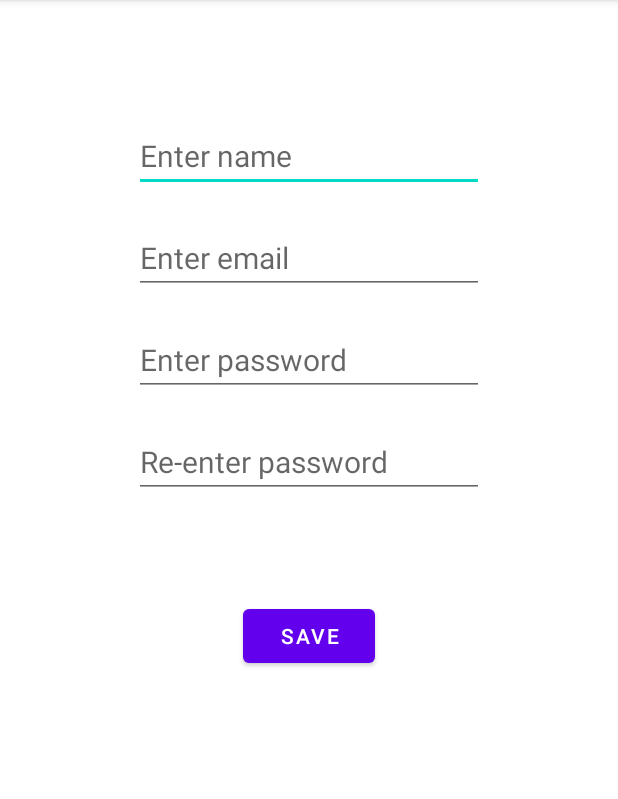
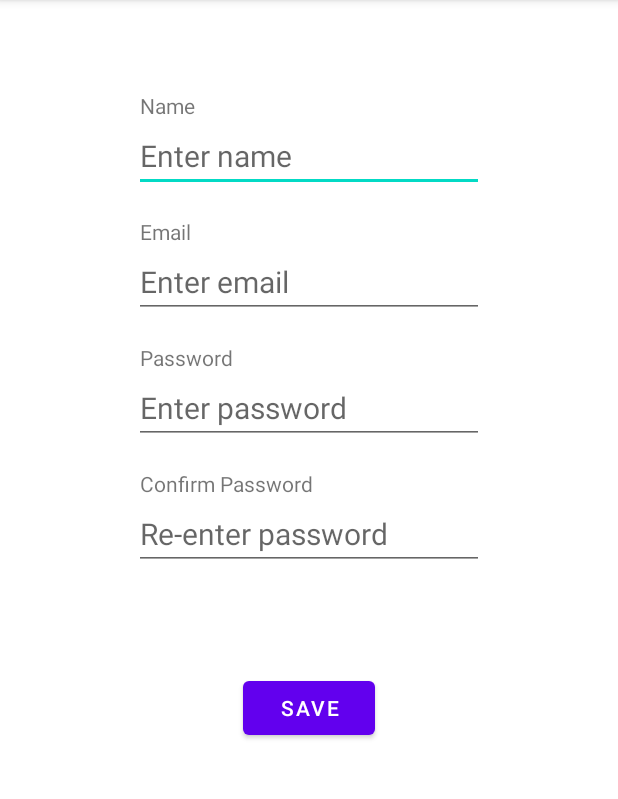
Before and after one commit to leo6liu/TU-CIS-3515-Assignment-02, an Android app: the screen it shows after launch (FormActivity), on a phone screen of 412 x 824 dp, the part 84-883 px from its top. Run offline under Robolectric (Android 15) with nearby library versions, the phone set to English and light mode, and no system bars.

Commit message:
improved form interface w/ field titles

```diff
--- a/app/src/main/res/layout/activity_main.xml
+++ b/app/src/main/res/layout/activity_main.xml
@@ -5,6 +5,15 @@
     android:layout_width="match_parent"
     android:layout_height="match_parent"
     tools:context=".FormActivity">
+
+    <TextView
+        android:id="@+id/textViewName"
+        android:layout_width="wrap_content"
+        android:layout_height="wrap_content"
+        android:layout_marginStart="4dp"
+        android:text="@string/name_title"
+        app:layout_constraintBottom_toTopOf="@+id/editTextName"
+        app:layout_constraintStart_toStartOf="@+id/editTextName" />
 
     <EditText
         android:id="@+id/editTextName"
@@ -17,57 +26,91 @@
         android:textSize="20sp"
         app:layout_constraintEnd_toEndOf="parent"
         app:layout_constraintStart_toStartOf="parent"
-        app:layout_constraintTop_toTopOf="parent" />
+        app:layout_constraintTop_toTopOf="parent"
+        tools:ignore="TextContrastCheck"
+        android:importantForAutofill="no" />
+
+    <TextView
+        android:id="@+id/textViewEmail"
+        android:layout_width="wrap_content"
+        android:layout_height="wrap_content"
+        android:layout_marginStart="4dp"
+        android:text="@string/email_title"
+        app:layout_constraintBottom_toTopOf="@+id/editTextEmailAddress"
+        app:layout_constraintStart_toStartOf="@+id/editTextEmailAddress" />
 
     <EditText
         android:id="@+id/editTextEmailAddress"
         android:layout_width="wrap_content"
         android:layout_height="wrap_content"
-        android:layout_marginTop="20dp"
+        android:layout_marginTop="36dp"
         android:ems="10"
         android:hint="@string/email_hint"
         android:inputType="textEmailAddress"
         android:textSize="20sp"
         app:layout_constraintEnd_toEndOf="parent"
         app:layout_constraintStart_toStartOf="parent"
-        app:layout_constraintTop_toBottomOf="@+id/editTextName" />
+        app:layout_constraintTop_toBottomOf="@+id/editTextName"
+        tools:ignore="TextContrastCheck"
+        android:importantForAutofill="no" />
+
+    <TextView
+        android:id="@+id/textViewPassword"
+        android:layout_width="wrap_content"
+        android:layout_height="wrap_content"
+        android:layout_marginStart="4dp"
+        android:text="@string/password_title"
+        app:layout_constraintBottom_toTopOf="@+id/editTextPassword"
+        app:layout_constraintStart_toStartOf="@+id/editTextPassword" />
 
     <EditText
         android:id="@+id/editTextPassword"
         android:layout_width="wrap_content"
         android:layout_height="wrap_content"
-        android:layout_marginTop="20dp"
+        android:layout_marginTop="36dp"
         android:ems="10"
         android:hint="@string/password_hint"
         android:inputType="textPassword"
         android:textSize="20sp"
         app:layout_constraintEnd_toEndOf="parent"
         app:layout_constraintStart_toStartOf="parent"
-        app:layout_constraintTop_toBottomOf="@+id/editTextEmailAddress" />
+        app:layout_constraintTop_toBottomOf="@+id/editTextEmailAddress"
+        tools:ignore="TextContrastCheck"
+        android:importantForAutofill="no" />
+
+    <TextView
+        android:id="@+id/textViewPasswordConfirm"
+        android:layout_width="wrap_content"
+        android:layout_height="wrap_content"
+        android:layout_marginStart="4dp"
+        android:text="@string/password_confirm_title"
+        app:layout_constraintBottom_toTopOf="@+id/editTextPasswordConfirm"
+        app:layout_constraintStart_toStartOf="@+id/editTextPasswordConfirm" />
 
     <EditText
         android:id="@+id/editTextPasswordConfirm"
         android:layout_width="wrap_content"
         android:layout_height="wrap_content"
-        android:layout_marginTop="20dp"
+        android:layout_marginTop="36dp"
         android:ems="10"
         android:hint="@string/password_confirm_hint"
         android:inputType="textPassword"
         android:textSize="20sp"
         app:layout_constraintEnd_toEndOf="parent"
         app:layout_constraintStart_toStartOf="parent"
-        app:layout_constraintTop_toBottomOf="@+id/editTextPassword" />
+        app:layout_constraintTop_toBottomOf="@+id/editTextPassword"
+        tools:ignore="TextContrastCheck"
+        android:importantForAutofill="no" />
 
     <Button
         android:id="@+id/submitFormButton"
         android:layout_width="wrap_content"
         android:layout_height="wrap_content"
-        android:layout_marginTop="20dp"
         android:text="@string/save_button"
         app:layout_constraintBottom_toBottomOf="parent"
         app:layout_constraintEnd_toEndOf="parent"
         app:layout_constraintStart_toStartOf="parent"
         app:layout_constraintTop_toBottomOf="@+id/editTextPasswordConfirm"
-        app:layout_constraintVertical_bias="0.13" />
+        app:layout_constraintVertical_bias="0.20" />
 
 </androidx.constraintlayout.widget.ConstraintLayout>
--- a/app/src/main/res/values/strings.xml
+++ b/app/src/main/res/values/strings.xml
@@ -1,8 +1,16 @@
 <resources>
     <string name="app_name">SignUpForm</string>
+
+    <string name="name_title">Name</string>
     <string name="name_hint">Enter name</string>
+
+    <string name="email_title">Email</string>
     <string name="email_hint">Enter email</string>
+
+    <string name="password_title">Password</string>
     <string name="password_hint">Enter password</string>
+    <string name="password_confirm_title">Confirm Password</string>
     <string name="password_confirm_hint">Re-enter password</string>
+
     <string name="save_button">Save</string>
 </resources>
```
